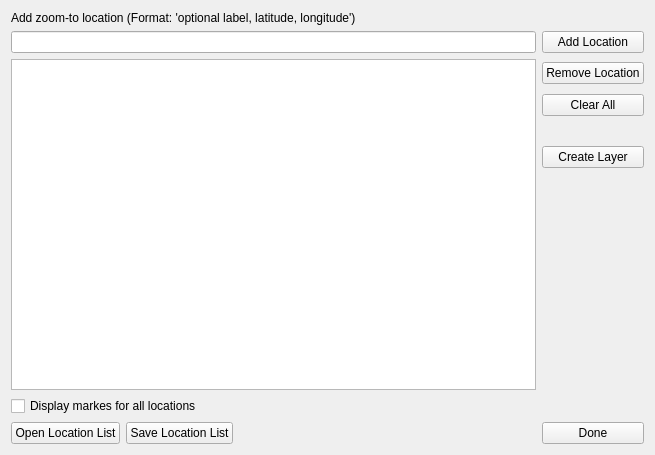
First picture: the form in ui/multiZoomDialog.ui, repository NationalSecurityAgency/qgis-latlontools-plugin, before the edit.
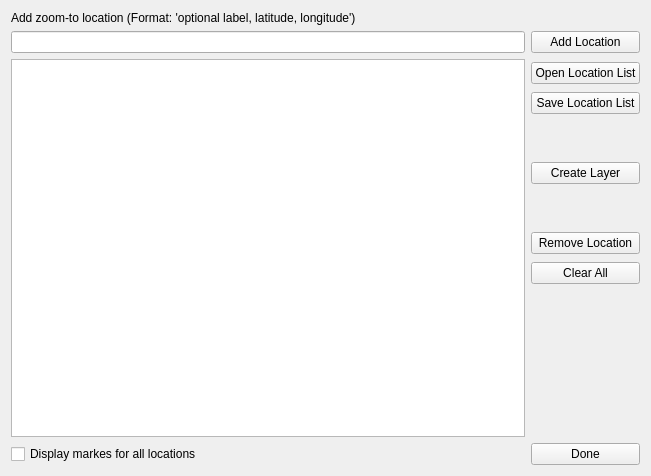
Second picture: the form after the edit.

Commit message: revised multi zoom and updated documentation.

What changed in the file:
```diff
--- a/ui/multiZoomDialog.ui
+++ b/ui/multiZoomDialog.ui
@@ -6,8 +6,8 @@
    <rect>
     <x>0</x>
     <y>0</y>
-    <width>655</width>
-    <height>455</height>
+    <width>651</width>
+    <height>476</height>
    </rect>
   </property>
   <property name="windowTitle">
@@ -16,43 +16,6 @@
   <layout class="QVBoxLayout" name="verticalLayout">
    <item>
     <layout class="QGridLayout" name="gridLayout">
-     <item row="4" column="0">
-      <layout class="QHBoxLayout" name="horizontalLayout">
-       <item>
-        <widget class="QPushButton" name="openButton">
-         <property name="text">
-          <string>Open Location List</string>
-         </property>
-         <property name="autoDefault">
-          <bool>false</bool>
-         </property>
-        </widget>
-       </item>
-       <item>
-        <widget class="QPushButton" name="saveButton">
-         <property name="text">
-          <string>Save Location List</string>
-         </property>
-         <property name="autoDefault">
-          <bool>false</bool>
-         </property>
-        </widget>
-       </item>
-       <item>
-        <spacer name="horizontalSpacer">
-         <property name="orientation">
-          <enum>Qt::Horizontal</enum>
-         </property>
-         <property name="sizeHint" stdset="0">
-          <size>
-           <width>40</width>
-           <height>20</height>
-          </size>
-         </property>
-        </spacer>
-       </item>
-      </layout>
-     </item>
      <item row="1" column="0">
       <widget class="QLineEdit" name="addLineEdit"/>
      </item>
@@ -76,24 +39,76 @@
        </property>
       </widget>
      </item>
-     <item row="4" column="1">
-      <widget class="QPushButton" name="doneButton">
-       <property name="text">
-        <string>Done</string>
-       </property>
-       <property name="autoDefault">
-        <bool>false</bool>
-       </property>
-      </widget>
-     </item>
      <item row="2" column="1">
       <layout class="QVBoxLayout" name="verticalLayout_2">
        <property name="spacing">
-        <number>10</number>
+        <number>8</number>
        </property>
        <property name="topMargin">
         <number>3</number>
        </property>
+       <item>
+        <widget class="QPushButton" name="openButton">
+         <property name="text">
+          <string>Open Location List</string>
+         </property>
+         <property name="autoDefault">
+          <bool>false</bool>
+         </property>
+        </widget>
+       </item>
+       <item>
+        <widget class="QPushButton" name="saveButton">
+         <property name="text">
+          <string>Save Location List</string>
+         </property>
+         <property name="autoDefault">
+          <bool>false</bool>
+         </property>
+        </widget>
+       </item>
+       <item>
+        <spacer name="verticalSpacer_2">
+         <property name="orientation">
+          <enum>Qt::Vertical</enum>
+         </property>
+         <property name="sizeType">
+          <enum>QSizePolicy::Fixed</enum>
+         </property>
+         <property name="sizeHint" stdset="0">
+          <size>
+           <width>20</width>
+           <height>40</height>
+          </size>
+         </property>
+        </spacer>
+       </item>
+       <item>
+        <widget class="QPushButton" name="createLayerButton">
+         <property name="text">
+          <string>Create Layer</string>
+         </property>
+         <property name="autoDefault">
+          <bool>false</bool>
+         </property>
+        </widget>
+       </item>
+       <item>
+        <spacer name="verticalSpacer_3">
+         <property name="orientation">
+          <enum>Qt::Vertical</enum>
+         </property>
+         <property name="sizeType">
+          <enum>QSizePolicy::Fixed</enum>
+         </property>
+         <property name="sizeHint" stdset="0">
+          <size>
+           <width>20</width>
+           <height>40</height>
+          </size>
+         </property>
+        </spacer>
+       </item>
        <item>
         <widget class="QPushButton" name="removeButton">
          <property name="text">
@@ -114,32 +129,6 @@
          </property>
         </widget>
        </item>
-       <item>
-        <spacer name="verticalSpacer_2">
-         <property name="orientation">
-          <enum>Qt::Vertical</enum>
-         </property>
-         <property name="sizeType">
-          <enum>QSizePolicy::Fixed</enum>
-         </property>
-         <property name="sizeHint" stdset="0">
-          <size>
-           <width>20</width>
-           <height>20</height>
-          </size>
-         </property>
-        </spacer>
-       </item>
-       <item>
-        <widget class="QPushButton" name="createLayerButton">
-         <property name="text">
-          <string>Create Layer</string>
-         </property>
-         <property name="autoDefault">
-          <bool>false</bool>
-         </property>
-        </widget>
-       </item>
        <item>
         <spacer name="verticalSpacer">
          <property name="orientation">
@@ -162,6 +151,16 @@
        </property>
       </widget>
      </item>
+     <item row="3" column="1">
+      <widget class="QPushButton" name="doneButton">
+       <property name="text">
+        <string>Done</string>
+       </property>
+       <property name="autoDefault">
+        <bool>false</bool>
+       </property>
+      </widget>
+     </item>
     </layout>
    </item>
   </layout>
```
The commit also changes 3 other files.
